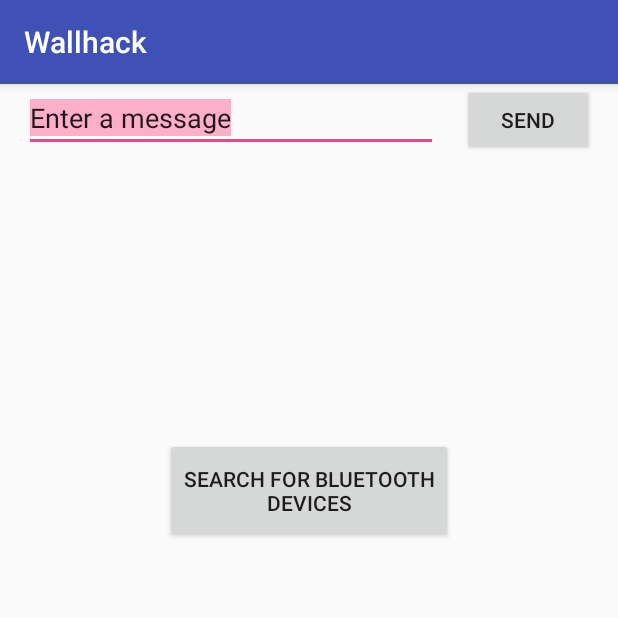
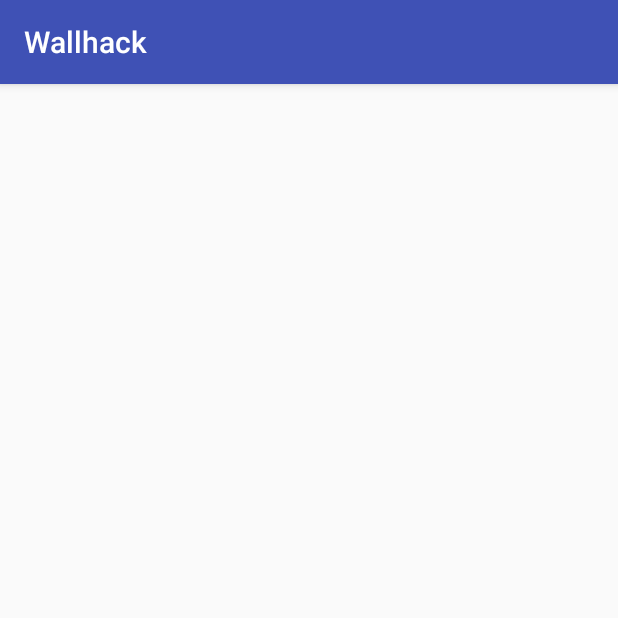
Before and after one commit to Nandez500/wallhack, an Android app: the screen it shows after launch (MainActivity), on a phone screen of 412 x 824 dp, the top half of it. Run offline under Robolectric (Android 15) with nearby library versions, the phone set to English and light mode, and no system bars.

Commit message:
Removed sendMessageActivity for update
Removed sendMessageActivity on preparation for updating this branch to integrate with the main branch

```diff
--- a/Android/app/src/main/res/layout/activity_main.xml
+++ b/Android/app/src/main/res/layout/activity_main.xml
@@ -6,43 +6,4 @@
     android:layout_height="match_parent"
     tools:context="utdallas.wallhack.MainActivity">
 
-    <EditText
-        android:id="@+id/editText"
-        android:layout_width="0dp"
-        android:layout_height="wrap_content"
-        android:layout_marginEnd="16dp"
-        android:layout_marginStart="16dp"
-        android:ems="10"
-        android:inputType="textPersonName"
-        android:selectAllOnFocus="true"
-        android:singleLine="false"
-        android:text="@string/edit_message"
-        app:layout_constraintEnd_toStartOf="@+id/button"
-        app:layout_constraintHorizontal_bias="0.5"
-        app:layout_constraintStart_toStartOf="parent"
-        tools:layout_editor_absoluteY="16dp" />
-
-    <Button
-        android:id="@+id/button"
-        android:layout_width="wrap_content"
-        android:layout_height="wrap_content"
-        android:layout_marginEnd="16dp"
-        android:onClick="sendMessage"
-        android:text="@string/button_send"
-        app:layout_constraintEnd_toEndOf="parent"
-        app:layout_constraintHorizontal_bias="0.5"
-        app:layout_constraintStart_toEndOf="@+id/editText"
-        tools:layout_editor_absoluteY="16dp" />
-
-    <Button
-        android:id="@+id/btButton"
-        android:layout_width="192dp"
-        android:layout_height="70dp"
-        android:onClick="startBluetooth"
-        android:text="Search for bluetooth devices"
-        app:layout_constraintBottom_toBottomOf="parent"
-        app:layout_constraintEnd_toEndOf="parent"
-        app:layout_constraintStart_toStartOf="parent"
-        app:layout_constraintTop_toBottomOf="@+id/button"
-        app:layout_constraintVertical_bias="0.289" />
 </android.support.constraint.ConstraintLayout>
```
Also changed, not shown: Android/app/src/main/AndroidManifest.xml (+0 -7 lines), Android/app/src/main/java/utdallas/wallhack/DisplayMessageActivity.java (deleted, +0 -19 lines), Android/app/src/main/java/utdallas/wallhack/MainActivity.java (+1 -10 lines), Android/app/src/main/res/layout/activity_display_message.xml (deleted, +0 -18 lines).
